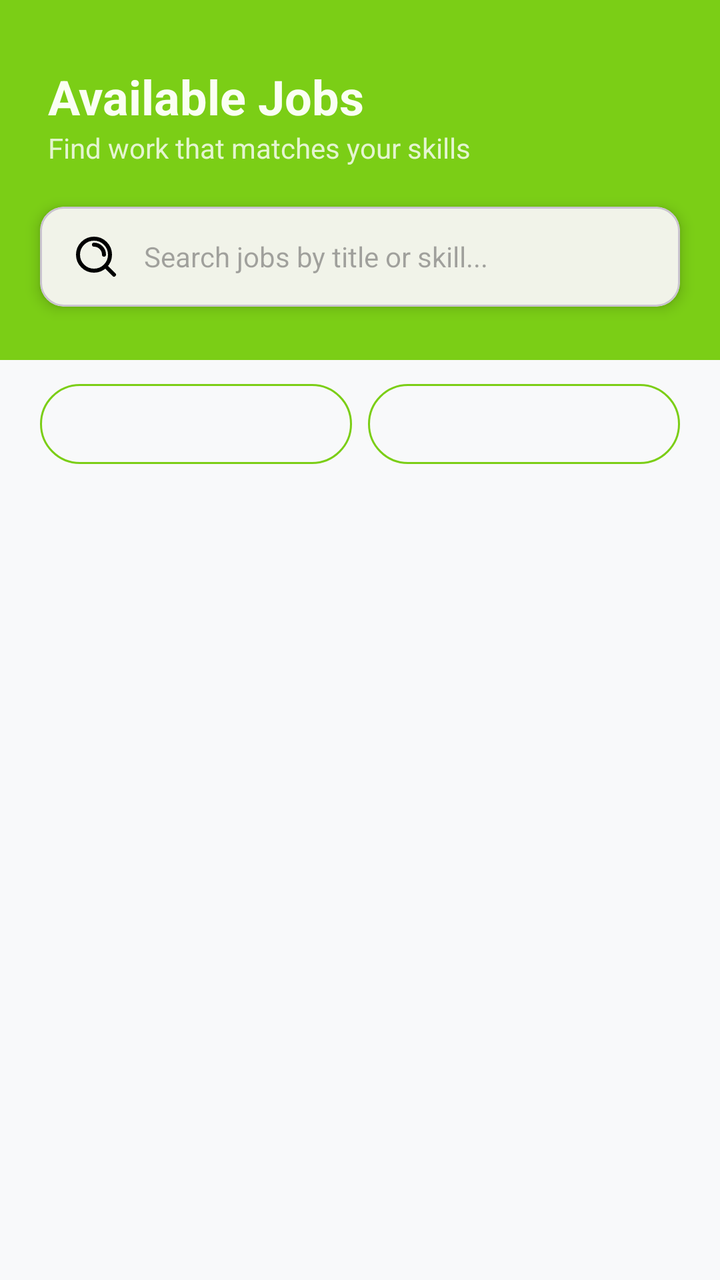
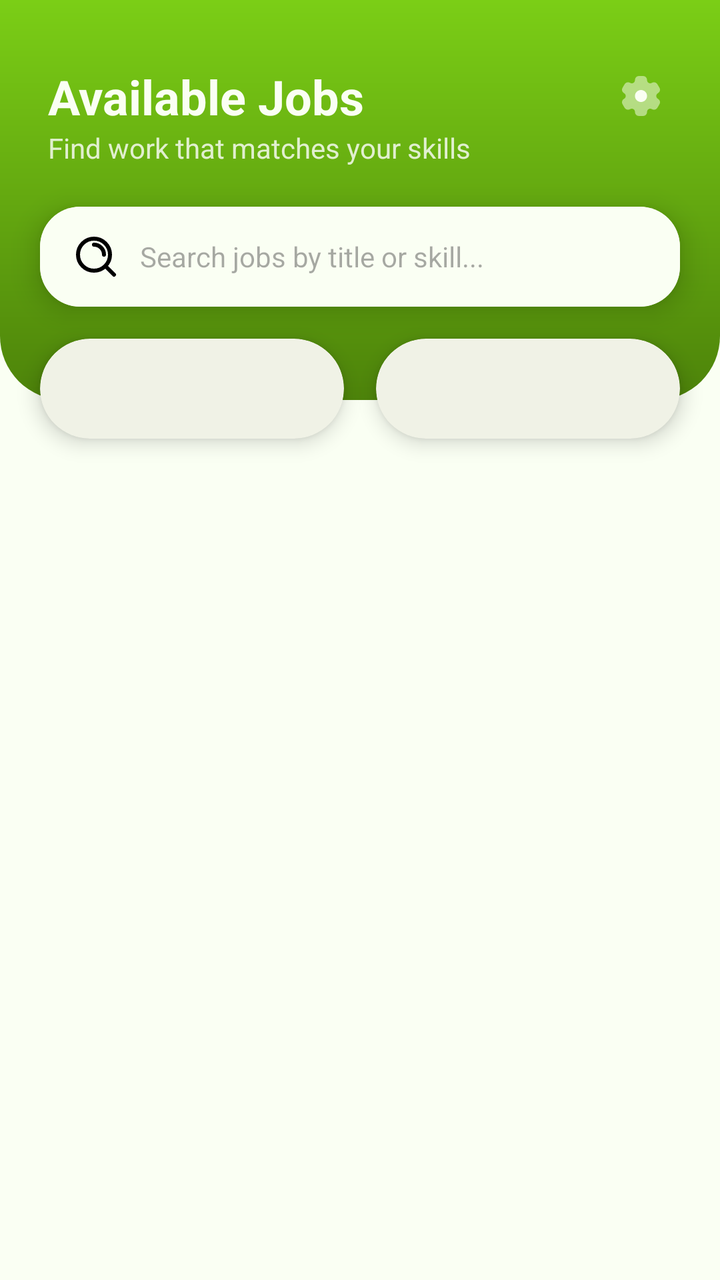

An Android layout rendered at two revisions. The XML below is the earlier revision; the diff shows what the commit changed to produce the second picture.
<!-- AndroidManifest.xml: application theme Theme.RozgarConnector -->
<!-- res/layout/fragment_provider_home.xml -->
<?xml version="1.0" encoding="utf-8"?>
<androidx.constraintlayout.widget.ConstraintLayout xmlns:android="http://schemas.android.com/apk/res/android"
    xmlns:app="http://schemas.android.com/apk/res-auto"
    xmlns:tools="http://schemas.android.com/tools"
    android:layout_width="match_parent"
    android:layout_height="match_parent"
    android:background="#F8F9FA">

    
    <View
        android:id="@+id/headerBg"
        android:layout_width="0dp"
        android:layout_height="180dp"
        android:background="@color/primary_green"
        app:layout_constraintEnd_toEndOf="parent"
        app:layout_constraintStart_toStartOf="parent"
        app:layout_constraintTop_toTopOf="parent" />

    <TextView
        android:id="@+id/tvHeaderTitle"
        android:layout_width="wrap_content"
        android:layout_height="wrap_content"
        android:layout_marginStart="24dp"
        android:layout_marginTop="32dp"
        android:text="Available Jobs"
        android:textColor="@color/white"
        android:textSize="24sp"
        android:textStyle="bold"
        app:layout_constraintStart_toStartOf="parent"
        app:layout_constraintTop_toTopOf="parent" />

    <TextView
        android:id="@+id/tvSubtitle"
        android:layout_width="wrap_content"
        android:layout_height="wrap_content"
        android:text="Find work that matches your skills"
        android:textColor="#CCFFFFFF"
        android:textSize="14sp"
        app:layout_constraintStart_toStartOf="@id/tvHeaderTitle"
        app:layout_constraintTop_toBottomOf="@id/tvHeaderTitle" />

    
    <com.google.android.material.card.MaterialCardView
        android:id="@+id/searchCard"
        android:layout_width="0dp"
        android:layout_height="50dp"
        android:layout_marginHorizontal="20dp"
        android:layout_marginTop="20dp"
        app:cardCornerRadius="12dp"
        app:cardElevation="4dp"
        app:layout_constraintEnd_toEndOf="parent"
        app:layout_constraintStart_toStartOf="parent"
        app:layout_constraintTop_toBottomOf="@id/tvSubtitle">

        <EditText
            android:id="@+id/etSearchJob"
            android:layout_width="match_parent"
            android:layout_height="match_parent"
            android:background="@android:color/transparent"
            android:drawableStart="@drawable/ic_search"
            android:drawablePadding="12dp"
            android:hint="Search jobs by title or skill..."
            android:paddingStart="16dp"
            android:textSize="14sp" />
    </com.google.android.material.card.MaterialCardView>

    
    <LinearLayout
        android:id="@+id/llFilters"
        android:layout_width="0dp"
        android:layout_height="wrap_content"
        android:layout_marginHorizontal="20dp"
        android:layout_marginTop="12dp"
        android:orientation="horizontal"
        app:layout_constraintEnd_toEndOf="parent"
        app:layout_constraintStart_toStartOf="parent"
        app:layout_constraintTop_toBottomOf="@id/headerBg">

        <Spinner
            android:id="@+id/spinnerDistrict"
            android:layout_width="0dp"
            android:layout_height="40dp"
            android:layout_marginEnd="8dp"
            android:layout_weight="1"
            android:background="@drawable/edittext_border" />

        <Spinner
            android:id="@+id/spinnerCategory"
            android:layout_width="0dp"
            android:layout_height="40dp"
            android:layout_weight="1"
            android:background="@drawable/edittext_border" />
    </LinearLayout>

    <androidx.recyclerview.widget.RecyclerView
        android:id="@+id/rvJobs"
        android:layout_width="match_parent"
        android:layout_height="0dp"
        android:layout_marginTop="8dp"
        android:clipToPadding="false"
        android:padding="8dp"
        app:layout_constraintBottom_toBottomOf="parent"
        app:layout_constraintTop_toBottomOf="@id/llFilters" />

    <ProgressBar
        android:id="@+id/progressBar"
        android:layout_width="wrap_content"
        android:layout_height="wrap_content"
        android:visibility="gone"
        app:layout_constraintBottom_toBottomOf="parent"
        app:layout_constraintEnd_toEndOf="parent"
        app:layout_constraintStart_toStartOf="parent"
        app:layout_constraintTop_toBottomOf="@id/llFilters" />

    <TextView
        android:id="@+id/tvNoJobs"
        android:layout_width="wrap_content"
        android:layout_height="wrap_content"
        android:text="No jobs found matching your filters."
        android:visibility="gone"
        app:layout_constraintBottom_toBottomOf="parent"
        app:layout_constraintEnd_toEndOf="parent"
        app:layout_constraintStart_toStartOf="parent"
        app:layout_constraintTop_toBottomOf="@id/llFilters" />

</androidx.constraintlayout.widget.ConstraintLayout>
<!-- resources referenced by this layout -->
<resources>
  <color name="primary_green">#7BCE16</color>
  <color name="white">#FAFFF3</color>
  <!-- drawable edittext_border (drawable) -->
  <shape xmlns:android="http://schemas.android.com/apk/res/android">
      <stroke android:width="1dp" android:color="#7BCE16"/>
      <corners android:radius="20dp"/>
      <padding android:left="10dp" android:right="10dp"/>
  </shape>
  <!-- drawable ic_search (drawable) -->
  <vector xmlns:android="http://schemas.android.com/apk/res/android"
      android:width="24dp"
      android:height="24dp"
      android:viewportWidth="24"
      android:viewportHeight="24">
    <path
        android:pathData="M11,6C13.761,6 16,8.239 16,11M16.659,16.655L21,21M19,11C19,15.418 15.418,19 11,19C6.582,19 3,15.418 3,11C3,6.582 6.582,3 11,3C15.418,3 19,6.582 19,11Z"
        android:strokeLineJoin="round"
        android:strokeWidth="2"
        android:fillColor="#00000000"
        android:strokeColor="#000000"
        android:strokeLineCap="round"/>
  </vector>
  <style name="Theme.RozgarConnector" parent="Base.Theme.RozgarConnector" />
  <style name="Base.Theme.RozgarConnector" parent="Theme.Material3.DayNight.NoActionBar">
          
          <item name="colorPrimary">@color/primary_green</item>
      </style>
</resources>

<!-- the commit's change to res/layout/fragment_provider_home.xml (unified diff, before → after) -->
@@ -4,14 +4,14 @@
     xmlns:tools="http://schemas.android.com/tools"
     android:layout_width="match_parent"
     android:layout_height="match_parent"
-    android:background="#F8F9FA">
+    android:background="#F8F9FA"
+    android:backgroundTint="@color/white">
 
-    
     <View
         android:id="@+id/headerBg"
         android:layout_width="0dp"
-        android:layout_height="180dp"
-        android:background="@color/primary_green"
+        android:layout_height="200dp"
+        android:background="@drawable/header_gradient_curved"
         app:layout_constraintEnd_toEndOf="parent"
         app:layout_constraintStart_toStartOf="parent"
         app:layout_constraintTop_toTopOf="parent" />
@@ -28,7 +28,17 @@
         android:textStyle="bold"
         app:layout_constraintStart_toStartOf="parent"
         app:layout_constraintTop_toTopOf="parent" />
-
+    <ImageView
+        android:id="@+id/btnSettings"
+        android:layout_width="32dp"
+        android:layout_height="32dp"
+        android:layout_marginTop="32dp"
+        android:layout_marginEnd="24dp"
+        android:padding="4dp"
+        android:src="@drawable/ic_settings"
+        app:layout_constraintEnd_toEndOf="parent"
+        app:layout_constraintTop_toTopOf="parent"
+        app:tint="@color/white" />
     <TextView
         android:id="@+id/tvSubtitle"
         android:layout_width="wrap_content"
@@ -39,32 +49,80 @@
         app:layout_constraintStart_toStartOf="@id/tvHeaderTitle"
         app:layout_constraintTop_toBottomOf="@id/tvHeaderTitle" />
 
-    
     <com.google.android.material.card.MaterialCardView
         android:id="@+id/searchCard"
         android:layout_width="0dp"
         android:layout_height="50dp"
         android:layout_marginHorizontal="20dp"
         android:layout_marginTop="20dp"
-        app:cardCornerRadius="12dp"
-        app:cardElevation="4dp"
+        app:cardCornerRadius="20dp"
+        app:cardElevation="8dp"
         app:layout_constraintEnd_toEndOf="parent"
         app:layout_constraintStart_toStartOf="parent"
-        app:layout_constraintTop_toBottomOf="@id/tvSubtitle">
+        app:layout_constraintTop_toBottomOf="@id/tvSubtitle"
+        app:strokeWidth="0dp">
 
         <EditText
             android:id="@+id/etSearchJob"
             android:layout_width="match_parent"
             android:layout_height="match_parent"
-            android:background="@android:color/transparent"
+            android:background="@color/white"
             android:drawableStart="@drawable/ic_search"
-            android:drawablePadding="12dp"
+            android:drawablePadding="10dp"
             android:hint="Search jobs by title or skill..."
             android:paddingStart="16dp"
+            android:textColor="@color/black"
             android:textSize="14sp" />
     </com.google.android.material.card.MaterialCardView>
 
-    
+    <com.google.android.material.card.MaterialCardView
+        android:id="@+id/cardDistrict"
+        android:layout_width="0dp"
+        android:layout_height="50dp"
+        android:layout_marginStart="20dp"
+        android:layout_marginTop="16dp"
+        android:layout_marginEnd="8dp"
+        app:cardCornerRadius="25dp"
+        app:cardElevation="6dp"
+        app:layout_constraintEnd_toStartOf="@+id/cardCategory"
+        app:layout_constraintHorizontal_bias="0.5"
+        app:layout_constraintStart_toStartOf="parent"
+        app:layout_constraintTop_toBottomOf="@+id/searchCard"
+        app:strokeWidth="0dp">
+
+        <Spinner
+            android:id="@+id/spinnerDistrict"
+            android:layout_width="match_parent"
+            android:layout_height="match_parent"
+            android:background="@android:color/transparent"
+            android:paddingStart="10dp"
+            android:spinnerMode="dropdown" />
+    </com.google.android.material.card.MaterialCardView>
+
+    <com.google.android.material.card.MaterialCardView
+        android:id="@+id/cardCategory"
+        android:layout_width="0dp"
+        android:layout_height="50dp"
+        android:layout_marginStart="8dp"
+        android:layout_marginTop="16dp"
+        android:layout_marginEnd="20dp"
+        app:cardCornerRadius="25dp"
+        app:cardElevation="6dp"
+        app:layout_constraintEnd_toEndOf="parent"
+        app:layout_constraintHorizontal_bias="0.5"
+        app:layout_constraintStart_toEndOf="@+id/cardDistrict"
+        app:layout_constraintTop_toBottomOf="@+id/searchCard"
+        app:strokeWidth="0dp">
+
+        <Spinner
+            android:id="@+id/spinnerCategory"
+            android:layout_width="match_parent"
+            android:layout_height="match_parent"
+            android:background="@android:color/transparent"
+            android:paddingStart="10dp"
+            android:spinnerMode="dropdown" />
+    </com.google.android.material.card.MaterialCardView>
+
     <LinearLayout
         android:id="@+id/llFilters"
         android:layout_width="0dp"
@@ -74,29 +132,14 @@
         android:orientation="horizontal"
         app:layout_constraintEnd_toEndOf="parent"
         app:layout_constraintStart_toStartOf="parent"
-        app:layout_constraintTop_toBottomOf="@id/headerBg">
-
-        <Spinner
-            android:id="@+id/spinnerDistrict"
-            android:layout_width="0dp"
-            android:layout_height="40dp"
-            android:layout_marginEnd="8dp"
-            android:layout_weight="1"
-            android:background="@drawable/edittext_border" />
-
-        <Spinner
-            android:id="@+id/spinnerCategory"
-            android:layout_width="0dp"
-            android:layout_height="40dp"
-            android:layout_weight="1"
-            android:background="@drawable/edittext_border" />
-    </LinearLayout>
+        app:layout_constraintTop_toBottomOf="@id/cardDistrict"></LinearLayout>
 
     <androidx.recyclerview.widget.RecyclerView
         android:id="@+id/rvJobs"
         android:layout_width="match_parent"
         android:layout_height="0dp"
         android:layout_marginTop="8dp"
+        android:background="@color/white"
         android:clipToPadding="false"
         android:padding="8dp"
         app:layout_constraintBottom_toBottomOf="parent"
<!-- resource entries referenced after the edit -->
@@ -1,12 +1,17 @@
 <!-- resources referenced by this layout -->
 <resources>
+  <color name="black">#FF000000</color>
   <color name="primary_green">#7BCE16</color>
   <color name="white">#FAFFF3</color>
-  <!-- drawable edittext_border (drawable) -->
+  <!-- drawable header_gradient_curved (drawable) -->
   <shape xmlns:android="http://schemas.android.com/apk/res/android">
-      <stroke android:width="1dp" android:color="#7BCE16"/>
-      <corners android:radius="20dp"/>
-      <padding android:left="10dp" android:right="10dp"/>
+      <gradient
+          android:startColor="@color/primary_green"
+          android:endColor="#4D830A"
+          android:angle="270"/>
+      <corners
+          android:bottomLeftRadius="32dp"
+          android:bottomRightRadius="32dp" />
   </shape>
   <!-- drawable ic_search (drawable) -->
   <vector xmlns:android="http://schemas.android.com/apk/res/android"
@@ -22,6 +27,7 @@
         android:strokeColor="#000000"
         android:strokeLineCap="round"/>
   </vector>
+  <!-- drawable ic_settings: vector/xml drawable (drawable, 2376 chars, omitted) -->
   <style name="Theme.RozgarConnector" parent="Base.Theme.RozgarConnector" />
   <style name="Base.Theme.RozgarConnector" parent="Theme.Material3.DayNight.NoActionBar">
           
